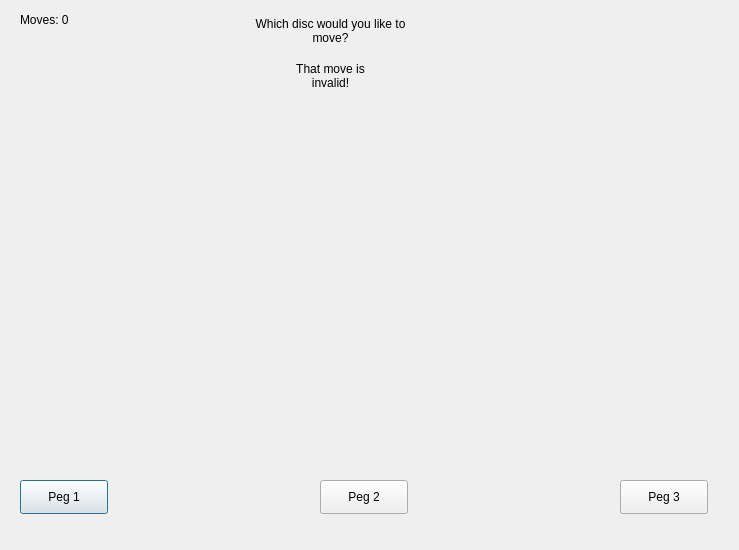
The window that gamewindow.ui (Tauntalus/CSC-4430) describes before a commit, drawn with Qt 5.
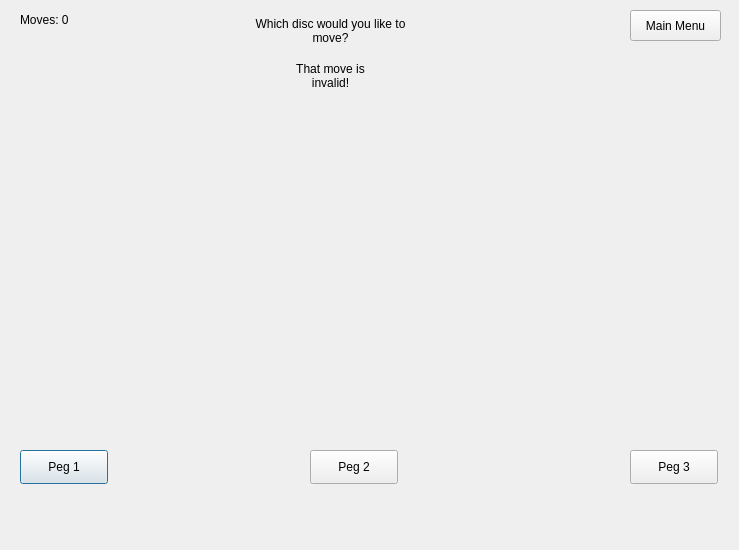
The same window after the commit.

Commit message: added main window button to gamewindow

The edit to the form file:
```diff
--- a/gamewindow.ui
+++ b/gamewindow.ui
@@ -17,7 +17,7 @@
    <property name="geometry">
     <rect>
      <x>20</x>
-     <y>480</y>
+     <y>450</y>
      <width>88</width>
      <height>34</height>
     </rect>
@@ -29,8 +29,8 @@
   <widget class="QPushButton" name="peg2Button">
    <property name="geometry">
     <rect>
-     <x>320</x>
-     <y>480</y>
+     <x>310</x>
+     <y>450</y>
      <width>88</width>
      <height>34</height>
     </rect>
@@ -42,8 +42,8 @@
   <widget class="QPushButton" name="peg3Button">
    <property name="geometry">
     <rect>
-     <x>620</x>
-     <y>480</y>
+     <x>630</x>
+     <y>450</y>
      <width>88</width>
      <height>34</height>
     </rect>
@@ -106,6 +106,19 @@
     <bool>true</bool>
    </property>
   </widget>
+  <widget class="QPushButton" name="returnButton">
+   <property name="geometry">
+    <rect>
+     <x>630</x>
+     <y>10</y>
+     <width>91</width>
+     <height>31</height>
+    </rect>
+   </property>
+   <property name="text">
+    <string>Main Menu</string>
+   </property>
+  </widget>
  </widget>
  <resources/>
  <connections/>
```
The commit also changes 3 other files.
